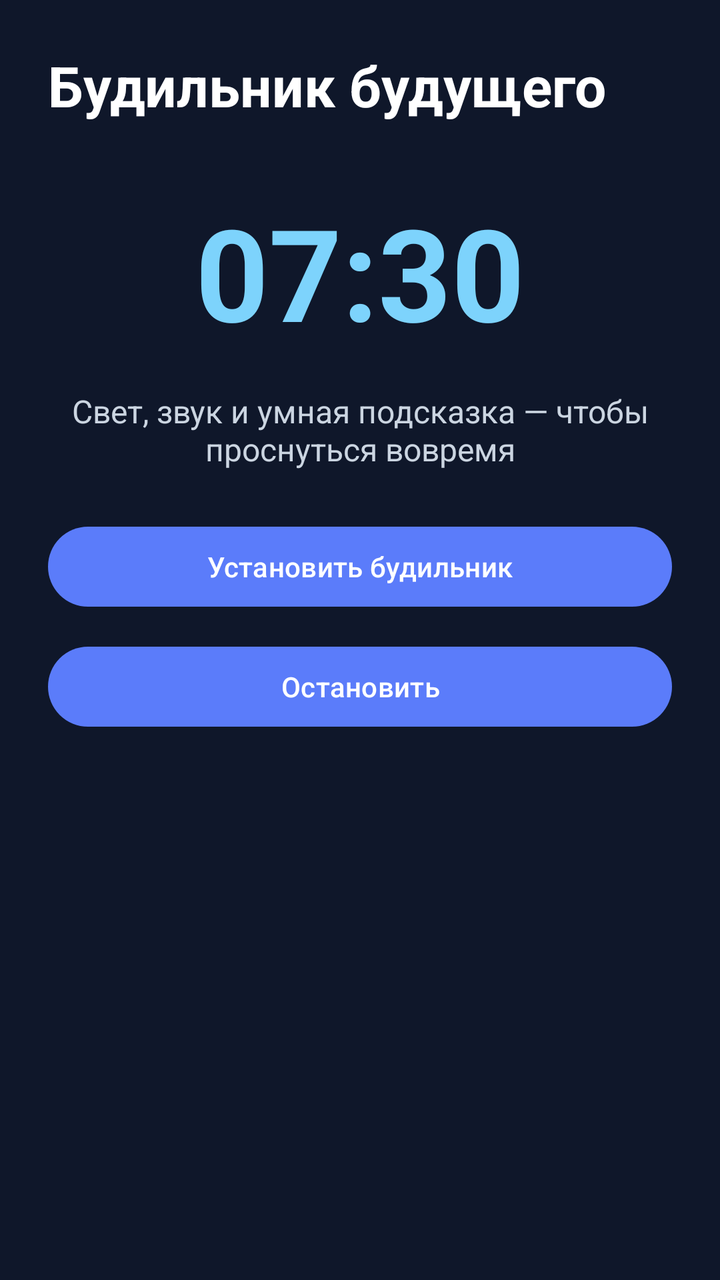
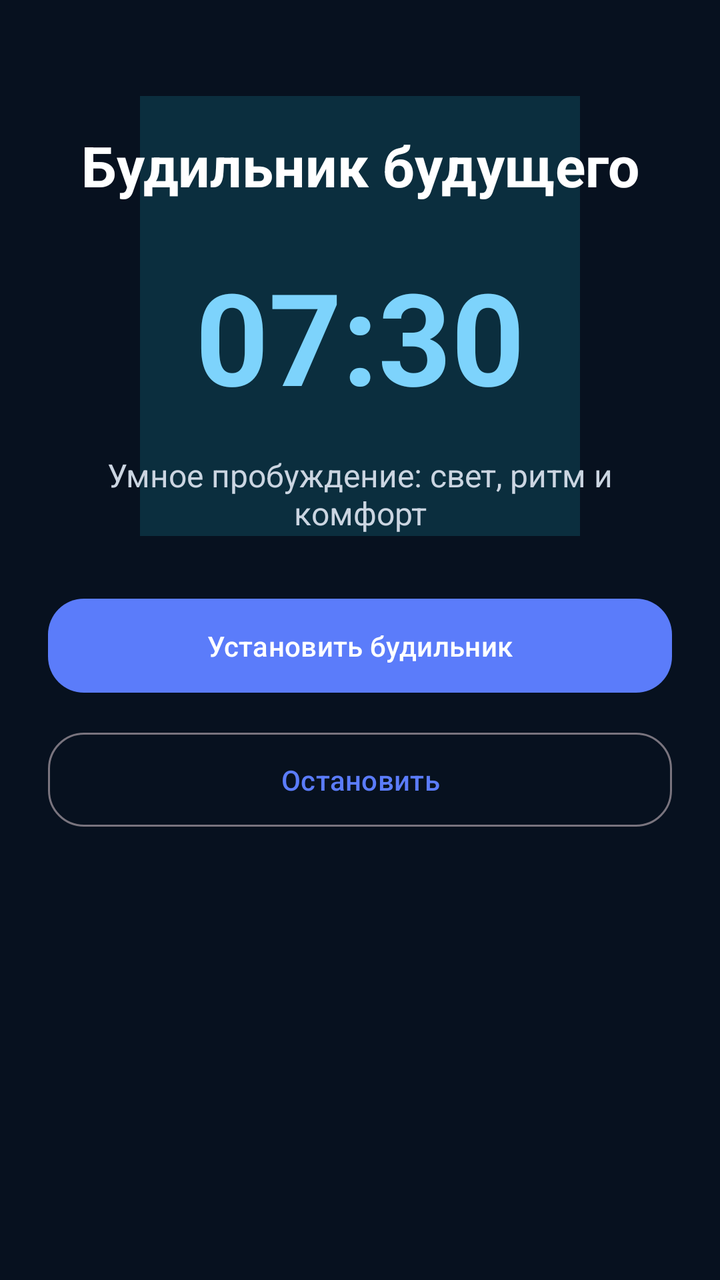

Before-and-after screenshots of an Android layout around one commit, followed by the original layout XML and the change that was made.
<!-- AndroidManifest.xml: application theme Theme.FutureAlarm -->
<!-- res/layout/activity_main.xml -->
<?xml version="1.0" encoding="utf-8"?>
<androidx.constraintlayout.widget.ConstraintLayout xmlns:android="http://schemas.android.com/apk/res/android"
    xmlns:app="http://schemas.android.com/apk/res-auto"
    android:layout_width="match_parent"
    android:layout_height="match_parent"
    android:padding="24dp"
    android:background="#0F172A">

    <TextView
        android:id="@+id/title"
        android:layout_width="0dp"
        android:layout_height="wrap_content"
        android:text="Будильник будущего"
        android:textColor="#FFFFFF"
        android:textSize="28sp"
        android:textStyle="bold"
        app:layout_constraintTop_toTopOf="parent"
        app:layout_constraintStart_toStartOf="parent"
        app:layout_constraintEnd_toEndOf="parent" />

    <TextView
        android:id="@+id/timeText"
        android:layout_width="wrap_content"
        android:layout_height="wrap_content"
        android:text="07:30"
        android:textColor="#7DD3FC"
        android:textSize="64sp"
        android:textStyle="bold"
        app:layout_constraintTop_toBottomOf="@id/title"
        app:layout_constraintStart_toStartOf="parent"
        app:layout_constraintEnd_toEndOf="parent"
        android:layout_marginTop="32dp" />

    <TextView
        android:id="@+id/description"
        android:layout_width="0dp"
        android:layout_height="wrap_content"
        android:text="Свет, звук и умная подсказка — чтобы проснуться вовремя"
        android:textColor="#CBD5E1"
        android:textSize="16sp"
        android:gravity="center"
        app:layout_constraintTop_toBottomOf="@id/timeText"
        app:layout_constraintStart_toStartOf="parent"
        app:layout_constraintEnd_toEndOf="parent"
        android:layout_marginTop="16dp" />

    <Button
        android:id="@+id/btnSetAlarm"
        android:layout_width="0dp"
        android:layout_height="wrap_content"
        android:text="Установить будильник"
        app:layout_constraintTop_toBottomOf="@id/description"
        app:layout_constraintStart_toStartOf="parent"
        app:layout_constraintEnd_toEndOf="parent"
        android:layout_marginTop="24dp" />

    <Button
        android:id="@+id/btnStop"
        android:layout_width="0dp"
        android:layout_height="wrap_content"
        android:text="Остановить"
        app:layout_constraintTop_toBottomOf="@id/btnSetAlarm"
        app:layout_constraintStart_toStartOf="parent"
        app:layout_constraintEnd_toEndOf="parent"
        android:layout_marginTop="12dp" />

</androidx.constraintlayout.widget.ConstraintLayout>
<!-- resources referenced by this layout -->
<resources>
  <style name="Theme.FutureAlarm" parent="Theme.Material3.DayNight.NoActionBar">
          <item name="colorPrimary">#5B7CFA</item>
          <item name="colorPrimaryVariant">#3148BD</item>
          <item name="colorSecondary">#22C55E</item>
          <item name="android:statusBarColor">#0F172A</item>
          <item name="android:windowBackground">#0F172A</item>
      </style>
</resources>

<!-- the commit's change to res/layout/activity_main.xml (unified diff, before → after) -->
@@ -4,7 +4,18 @@
     android:layout_width="match_parent"
     android:layout_height="match_parent"
     android:padding="24dp"
-    android:background="#0F172A">
+    android:background="#07111F">
+
+    <View
+        android:id="@+id/glow"
+        android:layout_width="220dp"
+        android:layout_height="220dp"
+        android:background="#22D3EE"
+        android:alpha="0.15"
+        app:layout_constraintTop_toTopOf="parent"
+        app:layout_constraintStart_toStartOf="parent"
+        app:layout_constraintEnd_toEndOf="parent"
+        android:layout_marginTop="24dp" />
 
     <TextView
         android:id="@+id/title"
@@ -14,9 +25,11 @@
         android:textColor="#FFFFFF"
         android:textSize="28sp"
         android:textStyle="bold"
+        android:gravity="center"
         app:layout_constraintTop_toTopOf="parent"
         app:layout_constraintStart_toStartOf="parent"
-        app:layout_constraintEnd_toEndOf="parent" />
+        app:layout_constraintEnd_toEndOf="parent"
+        android:layout_marginTop="40dp" />
 
     <TextView
         android:id="@+id/timeText"
@@ -29,13 +42,13 @@
         app:layout_constraintTop_toBottomOf="@id/title"
         app:layout_constraintStart_toStartOf="parent"
         app:layout_constraintEnd_toEndOf="parent"
-        android:layout_marginTop="32dp" />
+        android:layout_marginTop="24dp" />
 
     <TextView
         android:id="@+id/description"
         android:layout_width="0dp"
         android:layout_height="wrap_content"
-        android:text="Свет, звук и умная подсказка — чтобы проснуться вовремя"
+        android:text="Умное пробуждение: свет, ритм и комфорт"
         android:textColor="#CBD5E1"
         android:textSize="16sp"
         android:gravity="center"
@@ -44,21 +57,26 @@
         app:layout_constraintEnd_toEndOf="parent"
         android:layout_marginTop="16dp" />
 
-    <Button
+    <com.google.android.material.button.MaterialButton
         android:id="@+id/btnSetAlarm"
         android:layout_width="0dp"
         android:layout_height="wrap_content"
         android:text="Установить будильник"
+        app:cornerRadius="18dp"
+        android:paddingVertical="14dp"
         app:layout_constraintTop_toBottomOf="@id/description"
         app:layout_constraintStart_toStartOf="parent"
         app:layout_constraintEnd_toEndOf="parent"
-        android:layout_marginTop="24dp" />
+        android:layout_marginTop="28dp" />
 
-    <Button
+    <com.google.android.material.button.MaterialButton
         android:id="@+id/btnStop"
+        style="@style/Widget.Material3.Button.OutlinedButton"
         android:layout_width="0dp"
         android:layout_height="wrap_content"
         android:text="Остановить"
+        app:cornerRadius="18dp"
+        android:paddingVertical="14dp"
         app:layout_constraintTop_toBottomOf="@id/btnSetAlarm"
         app:layout_constraintStart_toStartOf="parent"
         app:layout_constraintEnd_toEndOf="parent"
